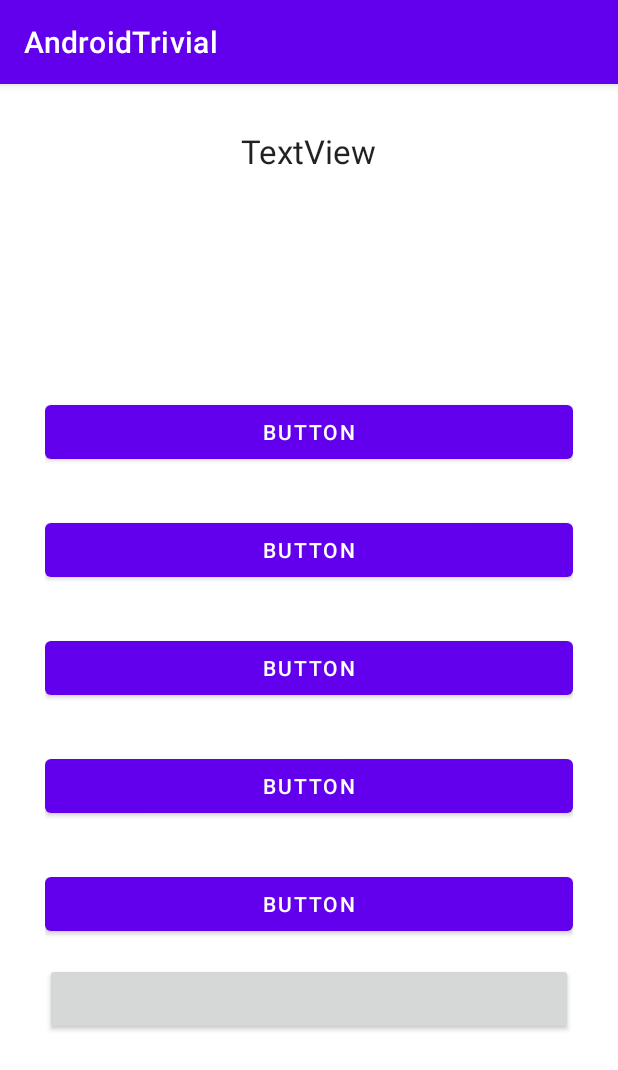
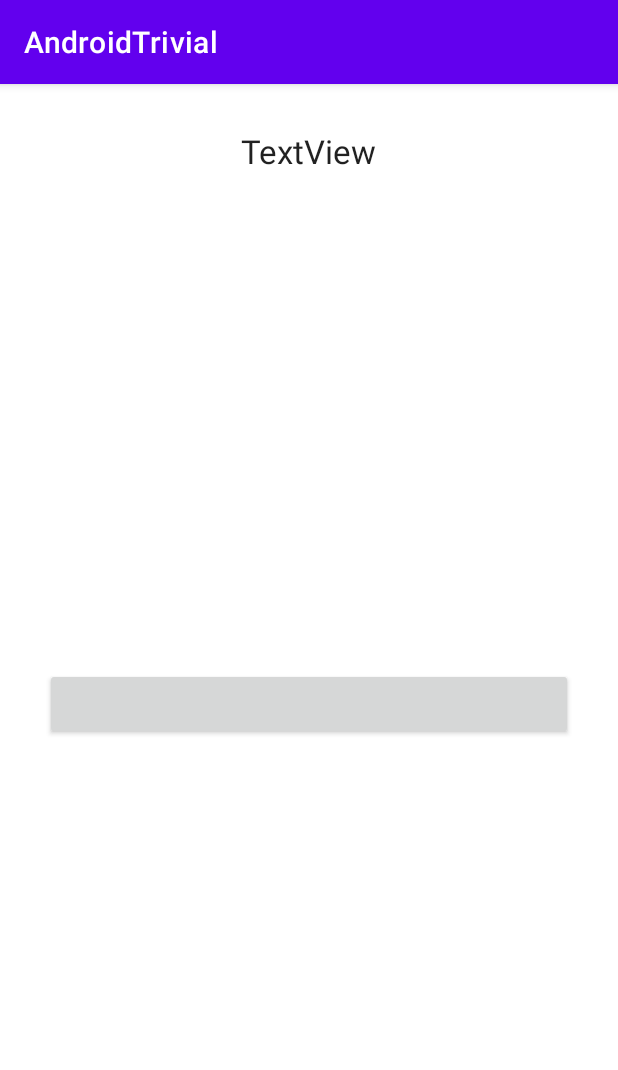
Before and after one commit to Daniel-Garmig/Android-Trivial, an Android app: the fragment QuestionFragment placed in its activity, on a phone screen of 412 x 824 dp. Shown: the top 1070 px of the screen. Run offline under Robolectric (Android 15) with nearby library versions, the phone set to English and light mode, and no system bars; our stand-ins replace Room's generated code; 3 statements that could not run were skipped.

Commit message:
Question State exit and fixes.

```diff
--- a/app/src/main/java/com/daniel/androidtrivial/Game/GameData.java
+++ b/app/src/main/java/com/daniel/androidtrivial/Game/GameData.java
@@ -124,6 +124,7 @@ public class GameData
             PlayerPiece piece = new PlayerPiece();
             //TODO: Custom Color.
             piece.sqId = 1;
+            piece.transform.setSize(100,100);
             playerPieceList.put(p.getId(), piece);
         }
     }
--- a/app/src/main/java/com/daniel/androidtrivial/Game/GameViewModel.java
+++ b/app/src/main/java/com/daniel/androidtrivial/Game/GameViewModel.java
@@ -33,6 +33,7 @@ public class GameViewModel extends ViewModel
     private int diceRoll;
     private Category currentCategory;
     private QuestionWithOptions currentQuestion;
+    private boolean isCurrentQuestionQuesito;
 
 
 
@@ -45,6 +46,8 @@ public class GameViewModel extends ViewModel
     public QuestionWithOptions getCurrentQuestion() { return currentQuestion; }
     public void setCurrentQuestion(QuestionWithOptions currentQuestion) { this.currentQuestion = currentQuestion; }
 
+    public boolean isCurrentQuestionQuesito() { return isCurrentQuestionQuesito; }
+    public void setCurrentQuestionQuesito(boolean currentQuestionQuesito) { isCurrentQuestionQuesito = currentQuestionQuesito; }
 
     public ArrayList<Player> getPlayers() { return players; }
     public void setPlayers(ArrayList<Player> players) { this.players = players; }
@@ -93,5 +96,4 @@ public class GameViewModel extends ViewModel
         currentPlayerID = playerOrder[gameTurnPosition];
     }
 
-
 }
--- a/app/src/main/java/com/daniel/androidtrivial/Model/Player.java
+++ b/app/src/main/java/com/daniel/androidtrivial/Model/Player.java
@@ -48,4 +48,9 @@ public class Player
 
     public WedgesColors getPlayerColor() { return playerColor; }
     public void setPlayerColor(WedgesColors playerColor) { this.playerColor = playerColor; }
+
+    public void setWedge(WedgesColors color, boolean haveIt)
+    {
+        wedges.put(color, haveIt);
+    }
 }
--- a/app/src/main/res/layout/fragment_question.xml
+++ b/app/src/main/res/layout/fragment_question.xml
@@ -29,51 +29,5 @@
         app:layout_constraintBottom_toBottomOf="parent"
         app:layout_constraintEnd_toEndOf="parent"
         app:layout_constraintStart_toStartOf="parent"
-        app:layout_constraintTop_toBottomOf="@+id/quest_text_title">
-
-        <Button
-            android:id="@+id/quest_bt_op1"
-            android:layout_width="match_parent"
-            android:layout_height="wrap_content"
-            android:layout_marginTop="15sp"
-            android:layout_marginBottom="15sp"
-            android:text="Button"
-            tools:visibility="gone" />
-
-        <Button
-            android:id="@+id/quest_bt_op2"
-            android:layout_width="match_parent"
-            android:layout_height="wrap_content"
-            android:layout_marginTop="15sp"
-            android:layout_marginBottom="15sp"
-            android:text="Button"
-            tools:visibility="gone" />
-
-        <Button
-            android:id="@+id/quest_bt_op3"
-            android:layout_width="match_parent"
-            android:layout_height="wrap_content"
-            android:layout_marginTop="15sp"
-            android:layout_marginBottom="15sp"
-            android:text="Button"
-            tools:visibility="gone" />
-
-        <Button
-            android:id="@+id/quest_bt_op4"
-            android:layout_width="match_parent"
-            android:layout_height="wrap_content"
-            android:layout_marginTop="15sp"
-            android:layout_marginBottom="15sp"
-            android:text="Button"
-            tools:visibility="gone" />
-
-        <Button
-            android:id="@+id/quest_bt_op5"
-            android:layout_width="match_parent"
-            android:layout_height="wrap_content"
-            android:layout_marginTop="15sp"
-            android:layout_marginBottom="15sp"
-            android:text="Button"
-            tools:visibility="gone" />
-    </LinearLayout>
+        app:layout_constraintTop_toBottomOf="@+id/quest_text_title"/>
 </androidx.constraintlayout.widget.ConstraintLayout>
```
Also changed, not shown: app/src/main/java/com/daniel/androidtrivial/Fragments/Game/GameFragment.java (+10 -2 lines), app/src/main/java/com/daniel/androidtrivial/Fragments/Game/QuestionFragment.java (+24 -2 lines), app/src/main/java/com/daniel/androidtrivial/Game/MyGame.java (+0 -12 lines), app/src/main/res/values/strings.xml (+7 -0 lines).
